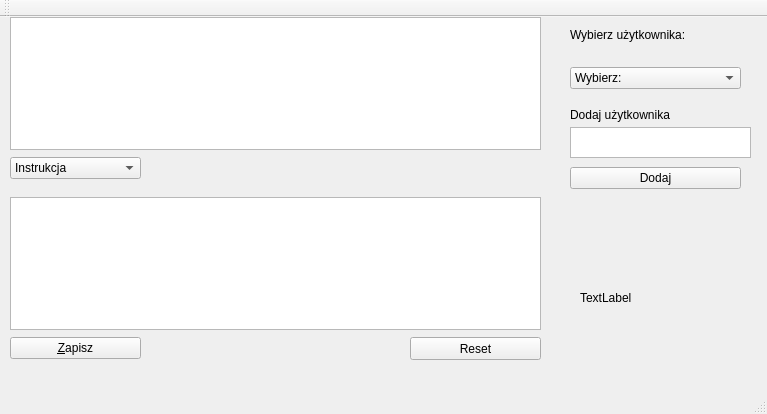
This is mainwindow.ui in Nieminimalnofazowi/projektKlawiatura as Qt 5 draws it before an edit. The edited form follows.
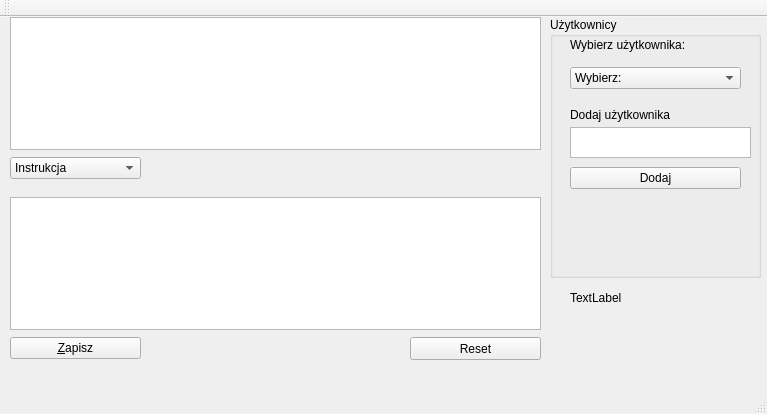
This is the edited form.

Patch:
```diff
--- a/mainwindow.ui
+++ b/mainwindow.ui
@@ -137,7 +137,7 @@
    <widget class="QLabel" name="mistakesCounter">
     <property name="geometry">
      <rect>
-      <x>580</x>
+      <x>570</x>
       <y>270</y>
       <width>101</width>
       <height>21</height>
@@ -162,19 +162,6 @@
      </property>
     </item>
    </widget>
-   <widget class="QLabel" name="label">
-    <property name="geometry">
-     <rect>
-      <x>570</x>
-      <y>10</y>
-      <width>161</width>
-      <height>16</height>
-     </rect>
-    </property>
-    <property name="text">
-     <string>Wybierz użytkownika:</string>
-    </property>
-   </widget>
    <widget class="QLabel" name="label_2">
     <property name="geometry">
      <rect>
@@ -237,6 +224,46 @@
      <string>Reset</string>
     </property>
    </widget>
+   <widget class="QGroupBox" name="groupBox">
+    <property name="geometry">
+     <rect>
+      <x>550</x>
+      <y>0</y>
+      <width>211</width>
+      <height>261</height>
+     </rect>
+    </property>
+    <property name="title">
+     <string>Użytkownicy</string>
+    </property>
+    <widget class="QLabel" name="label">
+     <property name="geometry">
+      <rect>
+       <x>20</x>
+       <y>20</y>
+       <width>161</width>
+       <height>16</height>
+      </rect>
+     </property>
+     <property name="text">
+      <string>Wybierz użytkownika:</string>
+     </property>
+    </widget>
+    <zorder>activeUser</zorder>
+    <zorder>label</zorder>
+   </widget>
+   <zorder>groupBox</zorder>
+   <zorder>typedTextBox</zorder>
+   <zorder>saveButton</zorder>
+   <zorder>testTextBox</zorder>
+   <zorder>textList</zorder>
+   <zorder>mistakesCounter</zorder>
+   <zorder>UserListCombo</zorder>
+   <zorder>label_2</zorder>
+   <zorder>pushButton</zorder>
+   <zorder>UserName</zorder>
+   <zorder>activeUser</zorder>
+   <zorder>resetButton</zorder>
   </widget>
   <widget class="QMenuBar" name="menuBar">
    <property name="geometry">
```
